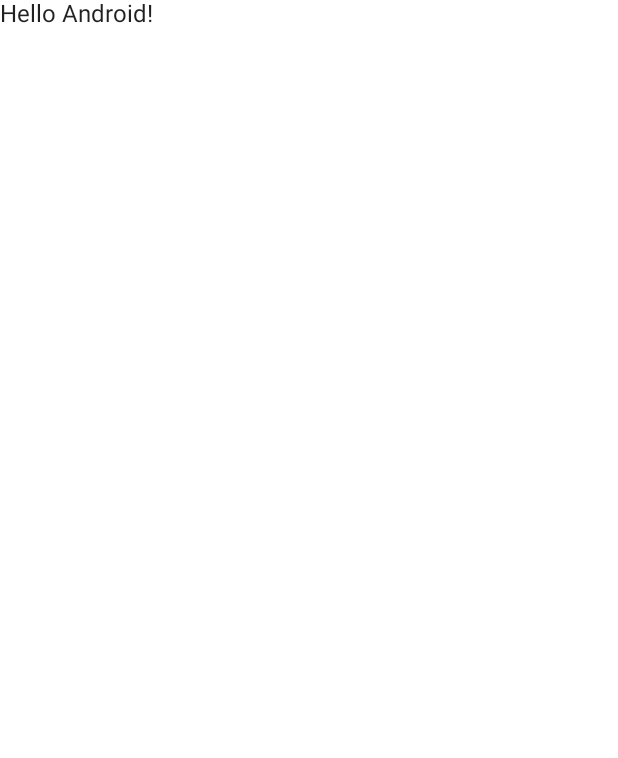
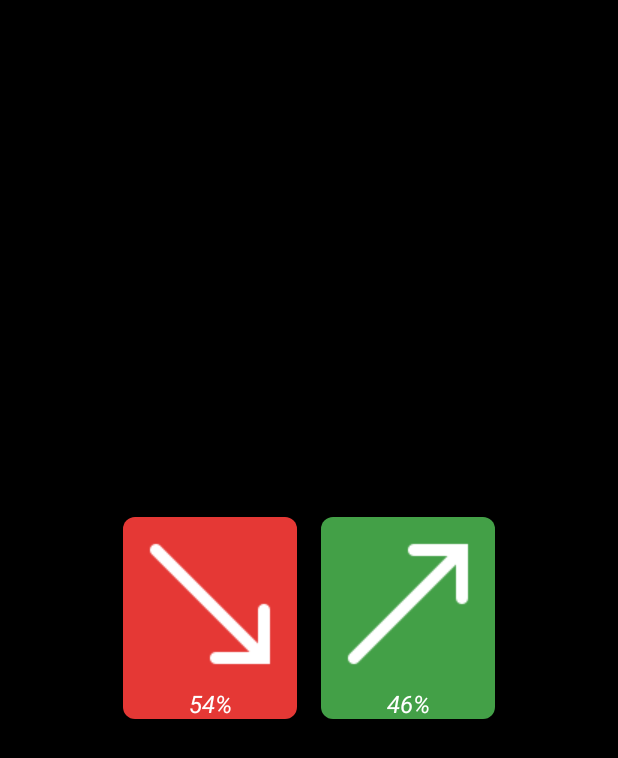
Before and after one commit to willtucker42/BearVBull, an Android app built with Jetpack Compose: the screen it shows after launch (MainActivity), on a phone screen of 412 x 824 dp. Before the commit the part shown is almost empty. Shown: the top 758 px of the screen. Run offline under Robolectric (Android 15) with nearby library versions, the phone set to English and light mode, and no system bars.

Commit message:
Bet buttons started

```diff
--- a/app/src/main/java/com/example/bearvbull/MainActivity.kt
+++ b/app/src/main/java/com/example/bearvbull/MainActivity.kt
@@ -1,16 +1,29 @@
 package com.example.bearvbull
 
+import android.graphics.drawable.Drawable
 import android.os.Bundle
 import androidx.activity.ComponentActivity
 import androidx.activity.compose.setContent
-import androidx.compose.foundation.layout.fillMaxSize
+import androidx.compose.foundation.Image
+import androidx.compose.foundation.background
+import androidx.compose.foundation.layout.*
+import androidx.compose.foundation.shape.RoundedCornerShape
 import androidx.compose.material.MaterialTheme
 import androidx.compose.material.Surface
 import androidx.compose.material.Text
 import androidx.compose.runtime.Composable
+import androidx.compose.ui.Alignment
 import androidx.compose.ui.Modifier
+import androidx.compose.ui.draw.clip
+import androidx.compose.ui.graphics.Color
+import androidx.compose.ui.res.painterResource
+import androidx.compose.ui.text.font.FontStyle
+import androidx.compose.ui.text.style.TextAlign
 import androidx.compose.ui.tooling.preview.Preview
+import androidx.compose.ui.unit.dp
 import com.example.bearvbull.ui.theme.BearVBullTheme
+import com.example.bearvbull.ui.theme.BetGreen
+import com.example.bearvbull.ui.theme.BetRed
 
 class MainActivity : ComponentActivity() {
     override fun onCreate(savedInstanceState: Bundle?) {
@@ -20,9 +33,28 @@ class MainActivity : ComponentActivity() {
                 // A surface container using the 'background' color from the theme
                 Surface(
                     modifier = Modifier.fillMaxSize(),
-                    color = MaterialTheme.colors.background
+                    color = Color.Black
                 ) {
-                    Greeting("Android")
+                    Column(
+                        horizontalAlignment = Alignment.CenterHorizontally,
+                        verticalArrangement = Arrangement.Center
+                    ) {
+                        Row {
+                            BetButton(
+                                percentage = 54,
+                                icon = R.drawable.arrow_down,
+                                backgroundColor = BetRed,
+                                description = "Down arrow"
+                            )
+                            Spacer(modifier = Modifier.width(16.dp))
+                            BetButton(
+                                percentage = 46,
+                                icon = R.drawable.arrow_up,
+                                backgroundColor = BetGreen,
+                                description = "Up arrow"
+                            )
+                        }
+                    }
                 }
             }
         }
@@ -31,7 +63,29 @@ class MainActivity : ComponentActivity() {
 
 @Composable
 fun Greeting(name: String) {
-    Text(text = "Hello $name!")
+    Text(text = "Hello $name!", color = Color.White)
+}
+
+@Composable
+fun BetButton(percentage: Int, icon: Int, backgroundColor: Color, description: String) {
+    Column(
+        modifier = Modifier
+            .clip(shape = RoundedCornerShape(8.dp))
+            .background(color = backgroundColor),
+        horizontalAlignment = Alignment.CenterHorizontally,
+    ) {
+        Image(
+            painter = painterResource(id = icon),
+            contentDescription = description,
+            modifier = Modifier.padding(8.dp)
+        )
+        Text(
+            fontStyle = FontStyle.Italic,
+            text = "$percentage%",
+            textAlign = TextAlign.Center,
+            color = Color.White
+        )
+    }
 }
 
 @Preview(showBackground = true)
--- a/app/src/main/java/com/example/bearvbull/ui/theme/Color.kt
+++ b/app/src/main/java/com/example/bearvbull/ui/theme/Color.kt
@@ -6,3 +6,5 @@ val Purple200 = Color(0xFFBB86FC)
 val Purple500 = Color(0xFF6200EE)
 val Purple700 = Color(0xFF3700B3)
 val Teal200 = Color(0xFF03DAC5)
+val BetRed = Color(229, 56, 53)
+val BetGreen = Color(67, 160, 71)
--- /dev/null
+++ b/app/src/main/java/com/example/bearvbull/util/strings.kt
@@ -0,0 +1,3 @@
+package com.example.bearvbull.util
+
+val PERCENT_SIGN = "%"
```
